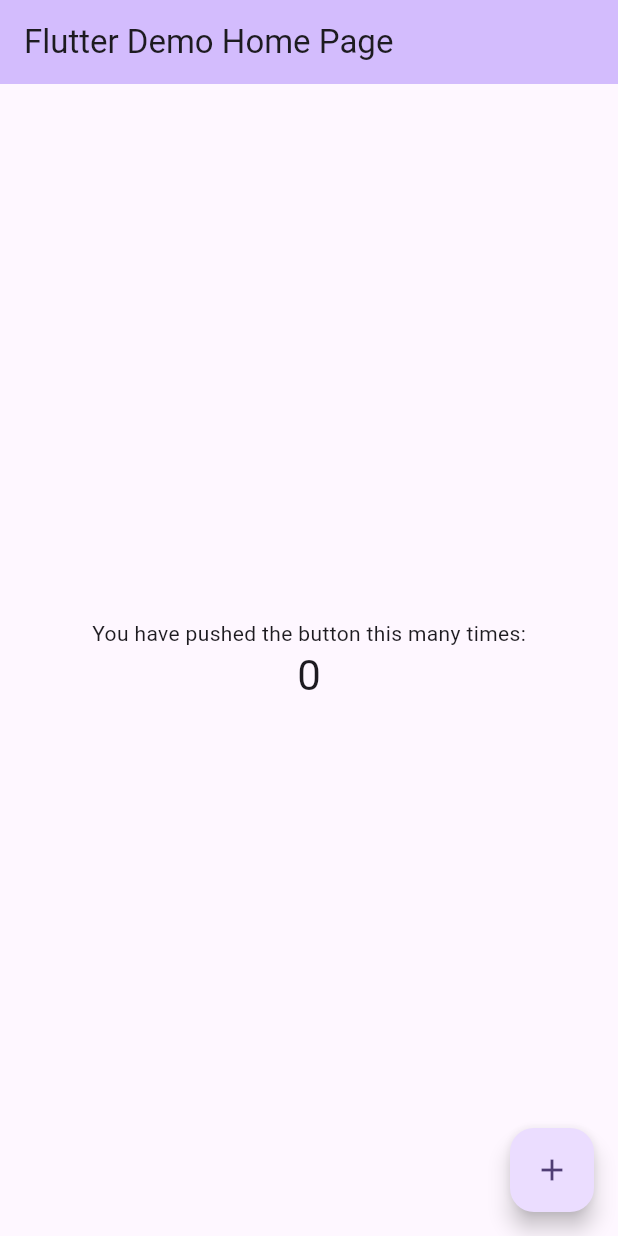
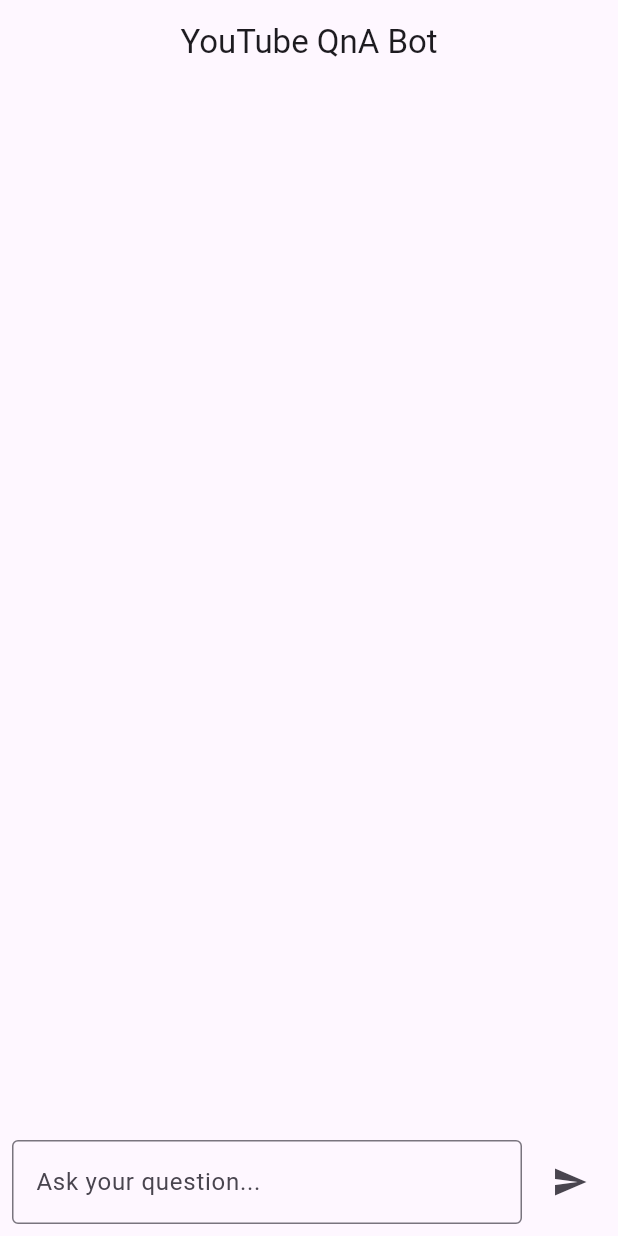
Before and after one commit to Amnsngh0904/YouTube-QnA-Bot, a Flutter app: the screen it shows after launch, on a phone screen of 412 x 824 dp. Run offline on Flutter 3.47's test engine with Material 3 defaults, Android fonts, the phone set to English and light mode, and no system bars; our stand-ins replace flutter_dotenv.

Commit message:
chatbot UI completed

```diff
--- /dev/null
+++ b/frontend/assets/env.json
@@ -0,0 +1,3 @@
+{
+  "BACKEND_URL": "http://127.0.0.1:8000"
+}
--- a/frontend/lib/main.dart
+++ b/frontend/lib/main.dart
@@ -1,122 +1,27 @@
 import 'package:flutter/material.dart';
+import 'ui/chat_screen.dart';
+import 'config/config_loader.dart'; // <- import your config class
 
-void main() {
+Future<void> main() async {
+  WidgetsFlutterBinding.ensureInitialized();
+
+  // Load JSON config
+  await AppConfig.load();
+
   runApp(const MyApp());
 }
 
 class MyApp extends StatelessWidget {
   const MyApp({super.key});
 
-  // This widget is the root of your application.
   @override
   Widget build(BuildContext context) {
     return MaterialApp(
-      title: 'Flutter Demo',
+      title: 'YouTube QnA Bot',
       theme: ThemeData(
-        // This is the theme of your application.
-        //
-        // TRY THIS: Try running your application with "flutter run". You'll see
-        // the application has a purple toolbar. Then, without quitting the app,
-        // try changing the seedColor in the colorScheme below to Colors.green
-        // and then invoke "hot reload" (save your changes or press the "hot
-        // reload" button in a Flutter-supported IDE, or press "r" if you used
-        // the command line to start the app).
-        //
-        // Notice that the counter didn't reset back to zero; the application
-        // state is not lost during the reload. To reset the state, use hot
-        // restart instead.
-        //
-        // This works for code too, not just values: Most code changes can be
-        // tested with just a hot reload.
-        colorScheme: ColorScheme.fromSeed(seedColor: Colors.deepPurple),
+        primarySwatch: Colors.indigo,
       ),
-      home: const MyHomePage(title: 'Flutter Demo Home Page'),
+      home: const ChatScreen(),
     );
   }
 }
-
-class MyHomePage extends StatefulWidget {
-  const MyHomePage({super.key, required this.title});
-
-  // This widget is the home page of your application. It is stateful, meaning
-  // that it has a State object (defined below) that contains fields that affect
-  // how it looks.
-
-  // This class is the configuration for the state. It holds the values (in this
-  // case the title) provided by the parent (in this case the App widget) and
-  // used by the build method of the State. Fields in a Widget subclass are
-  // always marked "final".
-
-  final String title;
-
-  @override
-  State<MyHomePage> createState() => _MyHomePageState();
-}
-
-class _MyHomePageState extends State<MyHomePage> {
-  int _counter = 0;
-
-  void _incrementCounter() {
-    setState(() {
-      // This call to setState tells the Flutter framework that something has
-      // changed in this State, which causes it to rerun the build method below
-      // so that the display can reflect the updated values. If we changed
-      // _counter without calling setState(), then the build method would not be
-      // called again, and so nothing would appear to happen.
-      _counter++;
-    });
-  }
-
-  @override
-  Widget build(BuildContext context) {
-    // This method is rerun every time setState is called, for instance as done
-    // by the _incrementCounter method above.
-    //
-    // The Flutter framework has been optimized to make rerunning build methods
-    // fast, so that you can just rebuild anything that needs updating rather
-    // than having to individually change instances of widgets.
-    return Scaffold(
-      appBar: AppBar(
-        // TRY THIS: Try changing the color here to a specific color (to
-        // Colors.amber, perhaps?) and trigger a hot reload to see the AppBar
-        // change color while the other colors stay the same.
-        backgroundColor: Theme.of(context).colorScheme.inversePrimary,
-        // Here we take the value from the MyHomePage object that was created by
-        // the App.build method, and use it to set our appbar title.
-        title: Text(widget.title),
-      ),
-      body: Center(
-        // Center is a layout widget. It takes a single child and positions it
-        // in the middle of the parent.
-        child: Column(
-          // Column is also a layout widget. It takes a list of children and
-          // arranges them vertically. By default, it sizes itself to fit its
-          // children horizontally, and tries to be as tall as its parent.
-          //
-          // Column has various properties to control how it sizes itself and
-          // how it positions its children. Here we use mainAxisAlignment to
-          // center the children vertically; the main axis here is the vertical
-          // axis because Columns are vertical (the cross axis would be
-          // horizontal).
-          //
-          // TRY THIS: Invoke "debug painting" (choose the "Toggle Debug Paint"
-          // action in the IDE, or press "p" in the console), to see the
-          // wireframe for each widget.
-          mainAxisAlignment: MainAxisAlignment.center,
-          children: <Widget>[
-            const Text('You have pushed the button this many times:'),
-            Text(
-              '$_counter',
-              style: Theme.of(context).textTheme.headlineMedium,
-            ),
-          ],
-        ),
-      ),
-      floatingActionButton: FloatingActionButton(
-        onPressed: _incrementCounter,
-        tooltip: 'Increment',
-        child: const Icon(Icons.add),
-      ), // This trailing comma makes auto-formatting nicer for build methods.
-    );
-  }
-}
--- /dev/null
+++ b/frontend/lib/models/message.dart
@@ -0,0 +1,6 @@
+class Message {
+  final String text;
+  final bool isUser;
+
+  Message({required this.text, required this.isUser});
+}
--- /dev/null
+++ b/frontend/lib/services/api_service.dart
@@ -0,0 +1,22 @@
+import 'package:http/http.dart' as http;
+import 'dart:convert';
+import 'package:flutter_dotenv/flutter_dotenv.dart';
+
+class ApiService {
+  // Load base URL from .env file, fallback to localhost if not found
+  static final String baseUrl = dotenv.env['BACKEND_URL'] ?? 'http://127.0.0.1:8000';
+
+  static Future<String> askQuestion(String question) async {
+    final response = await http.post(
+      Uri.parse('$baseUrl/qna'),
+      headers: {'Content-Type': 'application/json'},
+      body: jsonEncode({'question': question}),
+    );
+
+    if (response.statusCode == 200) {
+      return jsonDecode(response.body)['answer'];
+    } else {
+      throw Exception('Failed to get response from backend: ${response.statusCode}');
+    }
+  }
+}
--- /dev/null
+++ b/frontend/lib/ui/chat_screen.dart
@@ -0,0 +1,93 @@
+import 'package:flutter/material.dart';
+import '../models/message.dart';
+import '../services/api_service.dart';
+import 'chat_bubble.dart';
+
+class ChatScreen extends StatefulWidget {
+  const ChatScreen({super.key});
+
+  @override
+  State<ChatScreen> createState() => _ChatScreenState();
+}
+
+class _ChatScreenState extends State<ChatScreen> {
+  final List<Message> _messages = [];
+  final TextEditingController _controller = TextEditingController();
+  bool _isLoading = false;
+
+  void _sendMessage() async {
+    final text = _controller.text.trim();
+    if (text.isEmpty) return;
+
+    setState(() {
+      _messages.insert(0, Message(text: text, isUser: true));
+      _isLoading = true;
+    });
+    _controller.clear();
+
+    try {
+      final response = await ApiService.askQuestion(text);
+      setState(() {
+        _messages.insert(0, Message(text: response, isUser: false));
+      });
+    } catch (e) {
+      setState(() {
+        _messages.insert(0, Message(text: 'Error: ${e.toString()}', isUser: false));
+      });
+    } finally {
+      setState(() {
+        _isLoading = false;
+      });
+    }
+  }
+
+  @override
+  Widget build(BuildContext context) {
+    return Scaffold(
+      appBar: AppBar(
+        title: const Text('YouTube QnA Bot'),
+        centerTitle: true,
+      ),
+      body: Column(
+        children: [
+          Expanded(
+            child: ListView.builder(
+              reverse: true,
+              itemCount: _messages.length,
+              itemBuilder: (context, index) {
+                return ChatBubble(message: _messages[index]);
+              },
+            ),
+          ),
+          if (_isLoading)
+            const Padding(
+              padding: EdgeInsets.all(8.0),
+              child: CircularProgressIndicator(),
+            ),
+          Padding(
+            padding: const EdgeInsets.all(8.0),
+            child: Row(
+              children: [
+                Expanded(
+                  child: TextField(
+                    controller: _controller,
+                    onSubmitted: (_) => _sendMessage(),
+                    decoration: const InputDecoration(
+                      hintText: 'Ask your question...',
+                      border: OutlineInputBorder(),
+                    ),
+                  ),
+                ),
+                const SizedBox(width: 8),
+                IconButton(
+                  icon: const Icon(Icons.send),
+                  onPressed: _sendMessage,
+                ),
+              ],
+            ),
+          ),
+        ],
+      ),
+    );
+  }
+}
--- a/frontend/pubspec.yaml
+++ b/frontend/pubspec.yaml
@@ -30,6 +30,10 @@
 dependencies:
   flutter:
     sdk: flutter
+  http: ^0.13.6               # For API calls to your FastAPI backend
+  provider: ^6.1.1            # For state management (chat messages, loading, etc.)
+  url_launcher: ^6.2.5        # Optional: if you need to launch video URLs or docs
+  flutter_dotenv: ^5.1.0
 
   # The following adds the Cupertino Icons font to your application.
   # Use with the CupertinoIcons class for iOS style icons.
@@ -56,6 +60,8 @@
   # included with your application, so that you can use the icons in
   # the material Icons class.
   uses-material-design: true
+  assets:
+    - assets/env.json
 
   # To add assets to your application, add an assets section, like this:
   # assets:
```
Also changed, not shown: frontend/lib/config/config_loader.dart (added, +12 -0 lines), frontend/lib/ui/chat_bubble.dart (added, +29 -0 lines), extension/manifest.json, frontend/pubspec.lock, 14 other files.
